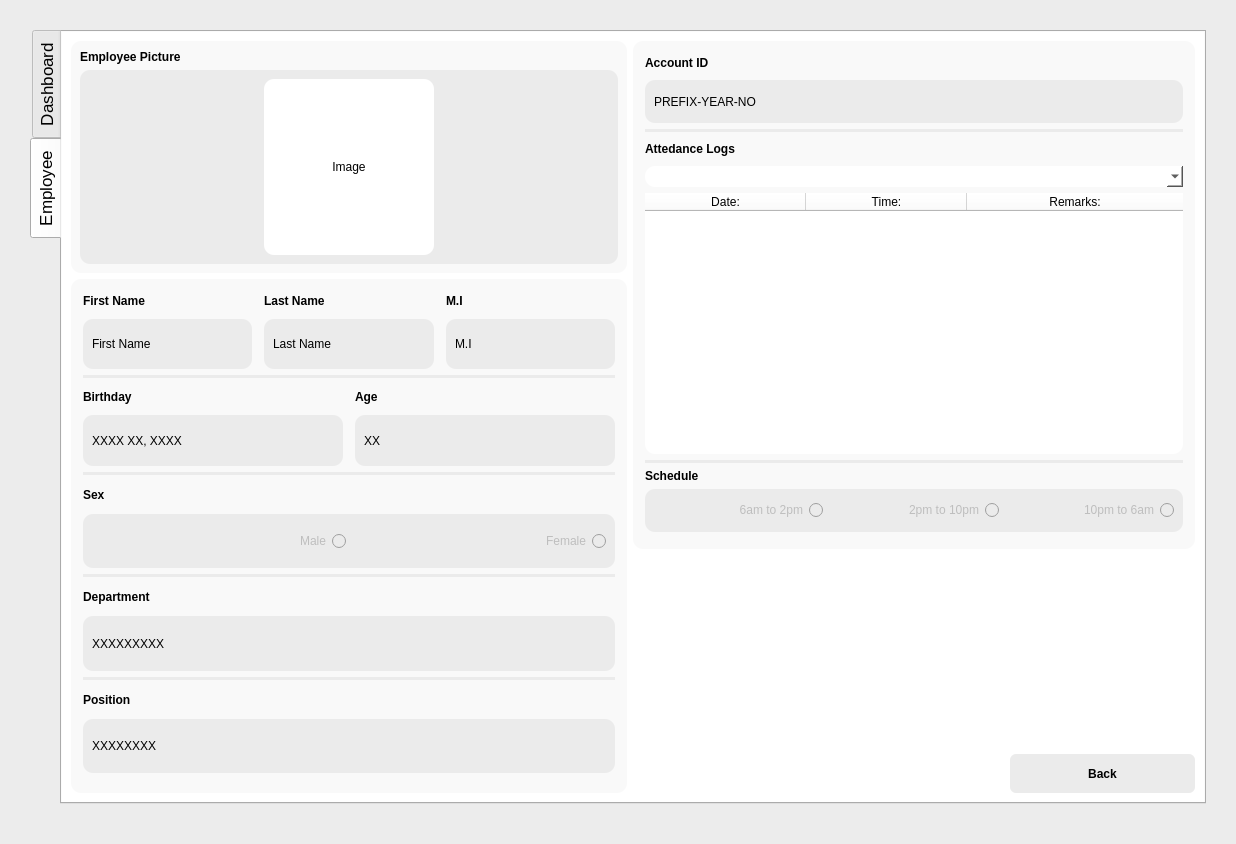
This is EALS UI/v0.6/ui/hr.ui in maeven-tapa/cpet8_group8_workspace as Qt 5 draws it before an edit. The edited form follows.
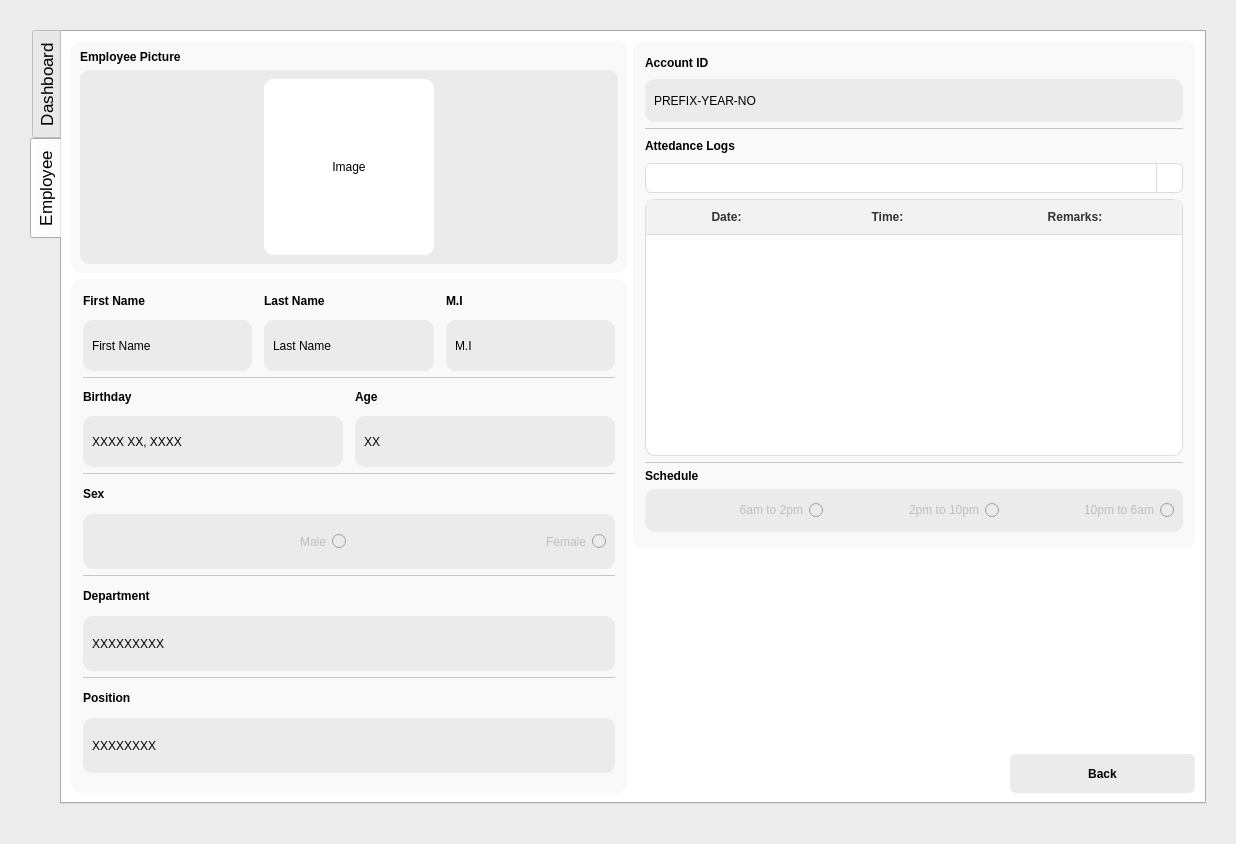
This is the edited form. The open tabs and pages were chosen to show the change. Icons and pictures are not drawn.

The edit to the form file:
```diff
--- a/EALS UI/v0.6/ui/hr.ui
+++ b/EALS UI/v0.6/ui/hr.ui
@@ -1386,8 +1386,14 @@
                </item>
                <item>
                 <widget class="Line" name="line_25">
+                 <property name="maximumSize">
+                  <size>
+                   <width>16777215</width>
+                   <height>1</height>
+                  </size>
+                 </property>
                  <property name="styleSheet">
-                  <string notr="true">border: 2px solid rgb(235, 235, 235);</string>
+                  <string notr="true">border: 2px solid rgb(199, 199, 199);</string>
                  </property>
                  <property name="orientation">
                   <enum>Qt::Orientation::Horizontal</enum>
@@ -1415,14 +1421,133 @@
                   </sizepolicy>
                  </property>
                  <property name="styleSheet">
-                  <string notr="true">background-color: rgb(255, 255, 255);</string>
+                  <string notr="true">QComboBox {
+    background-color: #ffffff;
+    border: 1px solid #dcdcdc;
+    border-radius: 6px;
+    padding: 6px 10px;
+    font: 12px 'Segoe UI', sans-serif;
+    color: #333333;
+    combobox-popup: 0;
+}
+
+QComboBox:hover {
+    border: 1px solid #b0b0b0;
+}
+
+QComboBox:focus {
+    border: 1px solid #4a90e2;
+    outline: none;
+}
+
+QComboBox::drop-down {
+    subcontrol-origin: padding;
+    subcontrol-position: top right;
+    width: 25px;
+    border-left: 1px solid #dcdcdc;
+    background-color: transparent;
+}
+
+QComboBox::down-arrow {
+    image: url(&quot;resources/arrow_down.png&quot;);
+    width: 12px;
+    height: 12px;
+}
+
+QComboBox QAbstractItemView {
+    background-color: #ffffff;
+    border: 1px solid #dcdcdc;
+    selection-background-color: #e6f0ff;
+    selection-color: #000000;
+    padding: 4px;
+    font: 12px 'Segoe UI', sans-serif;
+}
+
+/* Proper scrollbar styling */
+QScrollBar:vertical {
+    background: #f2f2f2;
+    width: 8px;
+    margin: 0px;
+    border: none;
+}
+
+QScrollBar::handle:vertical {
+    background: #c4c4c4;
+    min-height: 20px;
+    border-radius: 4px;
+}
+
+QScrollBar::add-line:vertical, 
+QScrollBar::sub-line:vertical {
+    height: 0px;
+}
+
+QScrollBar::add-page:vertical, 
+QScrollBar::sub-page:vertical {
+    background: none;
+}</string>
                  </property>
                 </widget>
                </item>
                <item>
                 <widget class="QTableWidget" name="hr_employee_logs_tbl">
                  <property name="styleSheet">
-                  <string notr="true">background-color: rgb(255, 255, 255);</string>
+                  <string notr="true">QTableWidget {
+    background-color: #ffffff;
+    border: 1px solid #dcdcdc;
+    gridline-color: #e0e0e0;
+    font: 12px 'Segoe UI', sans-serif;
+    alternate-background-color: #f9f9f9;
+    selection-background-color: #e6f0ff;
+    selection-color: #000000;
+}
+
+QHeaderView::section {
+    background-color: #f2f2f2;
+    color: #333333;
+    padding: 8px;
+    border: none;
+    border-bottom: 1px solid #dcdcdc;
+    font-weight: bold;
+}
+
+QTableWidget::item {
+    padding: 8px;
+    border: none;
+}
+
+QTableWidget::item:selected {
+    background-color: #e6f0ff;
+    color: #000000;
+}
+
+QScrollBar:vertical, QScrollBar:horizontal {
+    background: #f2f2f2;
+    width: 8px;
+    height: 8px;
+    margin: 0px;
+    border: none;
+}
+
+QScrollBar::handle:vertical, QScrollBar::handle:horizontal {
+    background: #c4c4c4;
+    min-height: 20px;
+    border-radius: 4px;
+}
+
+QScrollBar::add-line, QScrollBar::sub-line {
+    height: 0px;
+    width: 0px;
+}
+
+QToolTip {
+	background-color: rgb(251, 251, 251);
+	color: rgb(21, 21, 21);
+    padding: 6px 10px;
+    font-size: 13px;
+    font-family: &quot;Arial&quot;, sans-serif;
+}
+</string>
                  </property>
                  <attribute name="horizontalHeaderDefaultSectionSize">
                   <number>161</number>
@@ -1449,8 +1574,14 @@
                </item>
                <item>
                 <widget class="Line" name="line_26">
+                 <property name="maximumSize">
+                  <size>
+                   <width>16777215</width>
+                   <height>1</height>
+                  </size>
+                 </property>
                  <property name="styleSheet">
-                  <string notr="true">border: 2px solid rgb(235, 235, 235);</string>
+                  <string notr="true">border: 2px solid rgb(199, 199, 199);</string>
                  </property>
                  <property name="orientation">
                   <enum>Qt::Orientation::Horizontal</enum>
@@ -1696,8 +1827,14 @@
                </item>
                <item>
                 <widget class="Line" name="line_21">
+                 <property name="maximumSize">
+                  <size>
+                   <width>16777215</width>
+                   <height>1</height>
+                  </size>
+                 </property>
                  <property name="styleSheet">
-                  <string notr="true">border: 2px solid rgb(235, 235, 235);</string>
+                  <string notr="true">border: 2px solid rgb(199, 199, 199);</string>
                  </property>
                  <property name="orientation">
                   <enum>Qt::Orientation::Horizontal</enum>
@@ -1800,8 +1937,14 @@
                </item>
                <item>
                 <widget class="Line" name="line_22">
+                 <property name="maximumSize">
+                  <size>
+                   <width>16777215</width>
+                   <height>1</height>
+                  </size>
+                 </property>
                  <property name="styleSheet">
-                  <string notr="true">border: 2px solid rgb(235, 235, 235);</string>
+                  <string notr="true">border: 2px solid rgb(199, 199, 199);</string>
                  </property>
                  <property name="orientation">
                   <enum>Qt::Orientation::Horizontal</enum>
@@ -1877,8 +2020,14 @@
                </item>
                <item>
                 <widget class="Line" name="line_23">
+                 <property name="maximumSize">
+                  <size>
+                   <width>16777215</width>
+                   <height>1</height>
+                  </size>
+                 </property>
                  <property name="styleSheet">
-                  <string notr="true">border: 2px solid rgb(235, 235, 235);</string>
+                  <string notr="true">border: 2px solid rgb(199, 199, 199);</string>
                  </property>
                  <property name="orientation">
                   <enum>Qt::Orientation::Horizontal</enum>
@@ -1916,8 +2065,14 @@
                </item>
                <item>
                 <widget class="Line" name="line_24">
+                 <property name="maximumSize">
+                  <size>
+                   <width>16777215</width>
+                   <height>1</height>
+                  </size>
+                 </property>
                  <property name="styleSheet">
-                  <string notr="true">border: 2px solid rgb(235, 235, 235);</string>
+                  <string notr="true">border: 2px solid rgb(199, 199, 199);</string>
                  </property>
                  <property name="orientation">
                   <enum>Qt::Orientation::Horizontal</enum>
```
Left out of the diff: 13 changed lines with no effect on the pictures.
